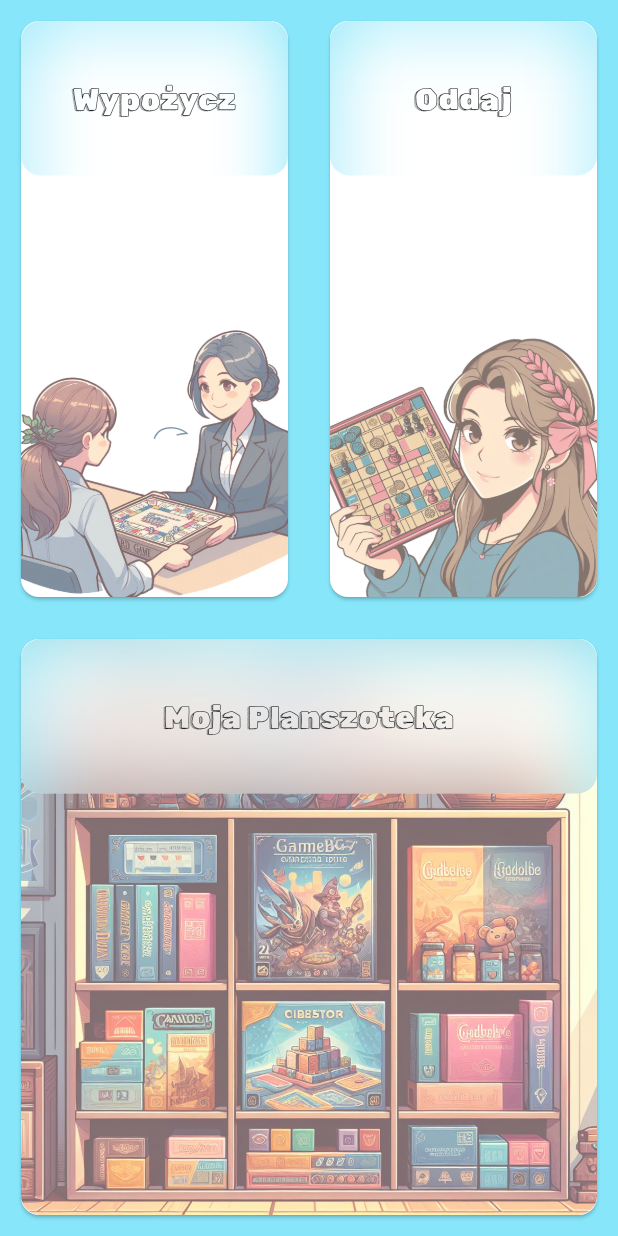
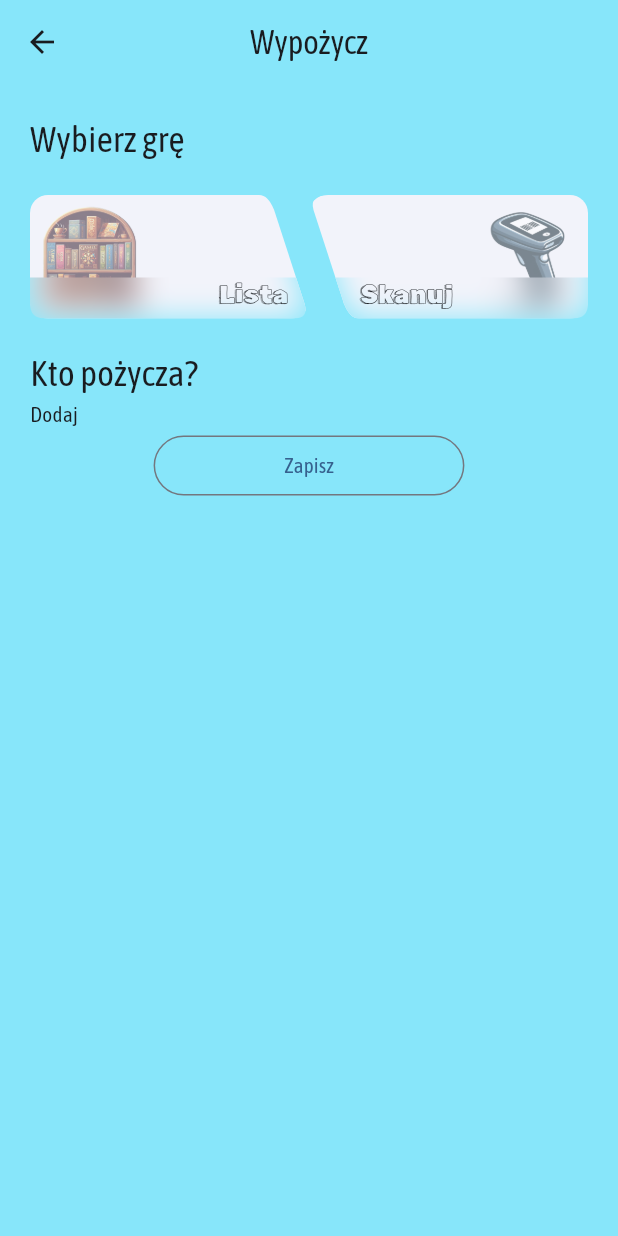
Before and after one commit to JulitaSlusarczyk/Shard, a Flutter app: the screen it shows after launch, after a tap on "Wypożycz", on a phone screen of 412 x 824 dp. Run offline on Flutter 3.47's test engine with Material 3 defaults, Android fonts, the phone set to English and light mode, and no system bars; our stand-ins replace flutter_riverpod.

Commit message:
Added Share Page, wip

```diff
--- /dev/null
+++ b/lib/consts.dart
@@ -0,0 +1,3 @@
+import 'package:flutter/material.dart';
+
+const backgroundColorApp = Color(0xFF87E6FA);
--- a/lib/pages/collection_page.dart
+++ b/lib/pages/collection_page.dart
@@ -1,5 +1,6 @@
 import 'package:flutter/material.dart';
 import 'package:flutter_riverpod/flutter_riverpod.dart';
+import 'package:shard/consts.dart';
 
 class CollectionPage extends ConsumerWidget {
   const CollectionPage({super.key});
@@ -8,7 +9,7 @@ class CollectionPage extends ConsumerWidget {
   Widget build(BuildContext context, WidgetRef ref) {
     return SafeArea(
       child: Scaffold(
-        backgroundColor: const Color(0xFF87E6FA),
+        backgroundColor: backgroundColorApp,
         body: Padding(
           padding: const EdgeInsets.all(10.0),
           child: Column(
--- a/lib/pages/home_page.dart
+++ b/lib/pages/home_page.dart
@@ -1,6 +1,8 @@
 import 'package:flutter/material.dart';
 import 'package:flutter_riverpod/flutter_riverpod.dart';
+import 'package:shard/consts.dart';
 import 'package:shard/pages/collection_page.dart';
+import 'package:shard/pages/share_page.dart';
 import 'package:shard/widgets/tile_card.dart';
 
 class HomePage extends ConsumerWidget {
@@ -10,14 +12,21 @@ class HomePage extends ConsumerWidget {
   Widget build(BuildContext context, WidgetRef ref) {
     return SafeArea(
       child: Scaffold(
-          backgroundColor: const Color(0xFF87E6FA),
+          backgroundColor: backgroundColorApp,
           body: Column(
             children: [
               Expanded(
                 child: Row(
                   children: [
                     TileCard(
-                      onPressed: () {},
+                      onPressed: () {
+                        Navigator.push(
+                          context,
+                          MaterialPageRoute(
+                            builder: (context) => const SharePage(),
+                          ),
+                        );
+                      },
                       title: 'Wypożycz',
                       imagePath: 'assets/images/share.png',
                     ),
--- /dev/null
+++ b/lib/pages/share_page.dart
@@ -0,0 +1,74 @@
+import 'package:flutter/material.dart';
+import 'package:flutter_riverpod/flutter_riverpod.dart';
+import 'package:shard/consts.dart';
+import 'package:shard/widgets/select_action_card.dart';
+
+class SharePage extends ConsumerWidget {
+  const SharePage({super.key});
+
+  @override
+  Widget build(BuildContext context, WidgetRef ref) {
+    final screenHeight = MediaQuery.sizeOf(context).height;
+    final screenWidth = MediaQuery.sizeOf(context).height;
+    final buttonPadding = screenWidth / 10;
+    final subtitleHeight = screenHeight / 35;
+    return SafeArea(
+      child: Scaffold(
+        backgroundColor: backgroundColorApp,
+        appBar: AppBar(
+          title: Text("Wypożycz"),
+          centerTitle: true,
+          backgroundColor: Colors.transparent,
+          elevation: 0.0,
+        ),
+        body: Padding(
+          padding: const EdgeInsets.all(20.0),
+          child: ListView(
+            shrinkWrap: true,
+            children: [
+              Text(
+                "Wybierz grę",
+                style: TextStyle(fontSize: subtitleHeight),
+              ),
+              Padding(
+                padding: const EdgeInsets.symmetric(vertical: 20.0),
+                child: Row(children: [
+                  SelectActionCard(
+                      isRight: true,
+                      title: "Lista",
+                      onPressed: () {},
+                      imagePath: 'assets/images/select.png'),
+                  SelectActionCard(
+                      isRight: false,
+                      title: "Skanuj",
+                      onPressed: () {},
+                      imagePath: 'assets/images/scanner.png')
+                ]),
+              ),
+              Text(
+                "Kto pożycza?",
+                style: TextStyle(fontSize: subtitleHeight),
+              ),
+              Row(
+                children: [
+                  //TODO dropdownButton
+                  Text("Dodaj")
+                ],
+              ),
+              Padding(
+                padding: EdgeInsets.symmetric(horizontal: buttonPadding),
+                child: OutlinedButton(
+                    onPressed: () {},
+                    child: Text("Zapisz"),
+                    style: OutlinedButton.styleFrom(
+                      shape: RoundedRectangleBorder(
+                          borderRadius: BorderRadius.circular(30.0)),
+                    )),
+              )
+            ],
+          ),
+        ),
+      ),
+    );
+  }
+}
--- /dev/null
+++ b/lib/widgets/select_action_card.dart
@@ -0,0 +1,129 @@
+import 'dart:ui';
+
+import 'package:flutter/material.dart';
+import 'package:flutter_riverpod/flutter_riverpod.dart';
+
+class SelectActionCard extends ConsumerWidget {
+  const SelectActionCard({
+    super.key,
+    required this.isRight,
+    required this.onPressed,
+    required this.imagePath,
+    required this.title,
+  });
+
+  final bool isRight;
+  final VoidCallback onPressed;
+  final String imagePath;
+  final String title;
+
+  @override
+  Widget build(BuildContext context, WidgetRef ref) {
+    final screenHeight = MediaQuery.sizeOf(context).height;
+    final screenWidth = MediaQuery.sizeOf(context).width;
+    final cardHeight = screenHeight / 10;
+    final filterHeight = cardHeight / 3;
+    return Expanded(
+      child: ClipPath(
+        clipper: MyClipper(isRight: isRight),
+        child: InkWell(
+          onTap: onPressed,
+          child: Card(
+            margin: EdgeInsets.zero,
+            elevation: 0,
+            child: Stack(
+              alignment: Alignment.bottomCenter,
+              children: [
+                Container(
+                  height: cardHeight,
+                  width: double.infinity,
+                  decoration: BoxDecoration(
+                    image: DecorationImage(
+                        image: AssetImage(
+                          imagePath,
+                        ),
+                        alignment: isRight
+                            ? Alignment.centerLeft
+                            : Alignment.centerRight,
+                        fit: BoxFit.fitHeight,
+                        opacity: 0.5),
+                  ),
+                ),
+                ClipRRect(
+                  borderRadius: BorderRadius.circular(0),
+                  child: BackdropFilter(
+                    filter: ImageFilter.blur(
+                      sigmaX: 10.0,
+                      sigmaY: 10.0,
+                    ),
+                    child: SizedBox(
+                      height: filterHeight,
+                      width: double.infinity,
+                      child: Padding(
+                        padding: EdgeInsets.only(
+                            right: screenWidth / 30,
+                            left: isRight ? 0 : screenWidth / 12
+                        ),
+                        child: Text(
+                          title,
+                          textAlign: !isRight
+                              ? TextAlign.left
+                              : TextAlign.right,
+                          style: TextStyle(
+                            fontSize: filterHeight * 3 / 5,
+                            fontFamily: 'Rubik',
+                          ),
+                        ),
+                      ),
+                    ),
+                  ),
+                )
+              ],
+            ),
+          ),
+        ),
+      ),
+    );
+  }
+}
+
+class MyClipper extends CustomClipper<Path> {
+  MyClipper({required this.isRight});
+
+  bool isRight;
+
+  @override
+  Path getClip(Size size) {
+    final x = size.width;
+    final y = size.height;
+
+    Path right = Path()
+      ..moveTo(0, 10)
+      ..lineTo(0, y - 10)
+      ..quadraticBezierTo(0, y, 10, y)
+      ..lineTo(x - 10, y)
+      ..quadraticBezierTo(x, y, x - 3, y - 10)
+      ..lineTo(x * 7 / 8, 10)
+      ..quadraticBezierTo((x * 7 / 8) - 4, 0, (x * 7 / 8) - 10, 0)
+      ..lineTo(10, 0)
+      ..quadraticBezierTo(0, 0, 0, 10)
+      ..close();
+
+    Path left = Path()
+      ..moveTo(x, y - 10)
+      ..lineTo(x, 10)
+      ..quadraticBezierTo(x, 0, x - 10, 0)
+      ..lineTo(13, 0)
+      ..quadraticBezierTo(0, 0, 3, 10)
+      ..lineTo(x / 8, y - 10)
+      ..quadraticBezierTo(x / 8 + 4, y, x / 8 + 10, y)
+      ..lineTo(x - 10, y)
+      ..quadraticBezierTo(x, y, x, y - 10)
+      ..close();
+
+    return isRight ? right : left;
+  }
+
+  @override
+  bool shouldReclip(CustomClipper<Path> oldClipper) => true;
+}
--- a/lib/widgets/tile_card.dart
+++ b/lib/widgets/tile_card.dart
@@ -53,7 +53,10 @@ class TileCard extends ConsumerWidget {
                     ),
                   ),
                 ClipRRect(
-                  borderRadius: BorderRadius.circular(13.0),
+                  borderRadius: const BorderRadius.only(
+                    topRight: Radius.circular(13),
+                    topLeft: Radius.circular(13),
+                  ),
                   child: BackdropFilter(
                     filter: ImageFilter.blur(
                       sigmaX: 25.0,
```
Also changed, not shown: assets/images/scanner.png (added), assets/images/select.png (added).
